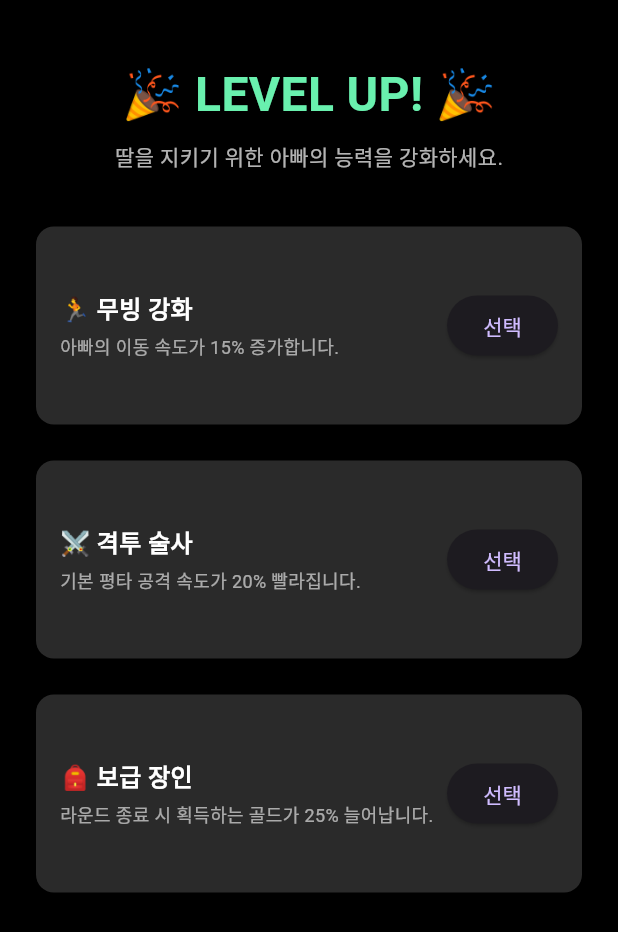
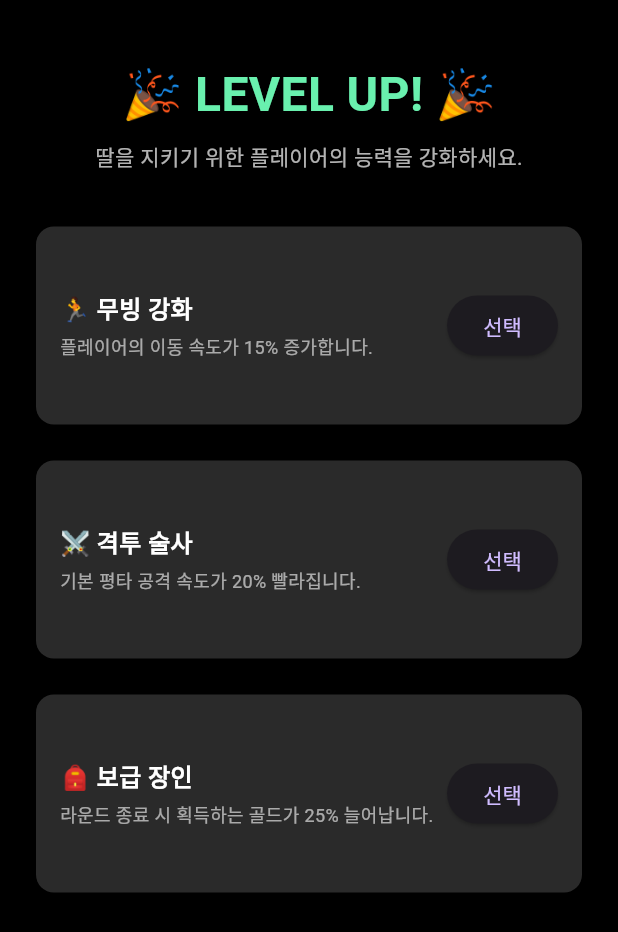
Before and after one commit to nanahjhna/DeadPixels, a Flutter app: the LevelUpOverlay widget shown alone on an empty page, opened directly with empty values, on a phone screen of 412 x 824 dp. Shown: the top 932 px of the screen. Run offline on Flutter 3.47's test engine with Material 3 defaults, Android fonts, the phone set to English and light mode, and no system bars; missing offline and left inert: flame.

```diff
--- a/lib/overlays/hud_overlay.dart
+++ b/lib/overlays/hud_overlay.dart
@@ -1,5 +1,6 @@
 import 'package:flutter/material.dart';
 import '../dead_pixels_game.dart';
+import '../components/player.dart'; // Player 클래스 임포트
 
 class HudOverlay extends StatelessWidget {
   final DeadPixelsGame game;
@@ -11,14 +12,19 @@ class HudOverlay extends StatelessWidget {
     return AnimatedBuilder(
       animation: game,
       builder: (context, child) {
+        // 💡 1. Player 찾기 (game.world.children을 통해 찾음)
+        final player = game.world.children.whereType<Player>().firstOrNull;
+
         final minutes = (game.gameTime / 60).floor();
         final seconds = (game.gameTime % 60).floor().toString().padLeft(2, '0');
+
+        // 💡 2. 데이터가 Player 안에 있다면 player? 사용, 없으면 game 참조
+        final level = player?.level ?? game.playerLevel;
         final expProgress = (game.playerExp / game.maxExp).clamp(0.0, 1.0);
 
         return SafeArea(
           child: Padding(
-            // 💡 상단 패딩을 16.0에서 32.0으로 늘려 전체적으로 아래로 내림
-            padding: const EdgeInsets.only(top: 32.0, left: 16.0, right: 16.0),
+            padding: const EdgeInsets.symmetric(horizontal: 16.0, vertical: 32.0),
             child: Stack(
               children: [
                 // 1. 좌측 상단: 레벨 및 경험치 상태바
@@ -29,7 +35,7 @@ class HudOverlay extends StatelessWidget {
                     mainAxisSize: MainAxisSize.min,
                     children: [
                       Text(
-                        'LV. ${game.playerLevel} 아빠',
+                        'LV. ${game.playerLevel} 플레이어',
                         style: const TextStyle(color: Colors.white, fontWeight: FontWeight.bold, fontSize: 16),
                       ),
                       const SizedBox(height: 4),
--- a/lib/overlays/levelup_overlay.dart
+++ b/lib/overlays/levelup_overlay.dart
@@ -22,13 +22,13 @@ class LevelUpOverlay extends StatelessWidget {
             ),
             const SizedBox(height: 8),
             const Text(
-              '딸을 지키기 위한 아빠의 능력을 강화하세요.',
+              '딸을 지키기 위한 플레이어의 능력을 강화하세요.',
               style: TextStyle(color: Colors.white70, fontSize: 14),
             ),
             const SizedBox(height: 32),
 
             // 💡 Row 대신 Column을 사용하여 카드를 세로로 배치
-            _buildCard(context, '🏃 무빙 강화', '아빠의 이동 속도가 15% 증가합니다.', () => game.resumeGameAfterLevelUp()),
+            _buildCard(context, '🏃 무빙 강화', '플레이어의 이동 속도가 15% 증가합니다.', () => game.resumeGameAfterLevelUp()),
             const SizedBox(height: 16),
             _buildCard(context, '⚔️ 격투 술사', '기본 평타 공격 속도가 20% 빨라집니다.', () => game.resumeGameAfterLevelUp()),
             const SizedBox(height: 16),
```
Also changed, not shown: lib/components/enemy.dart (+14 -7 lines), lib/overlays/skill_overlay.dart (+7 -6 lines).
